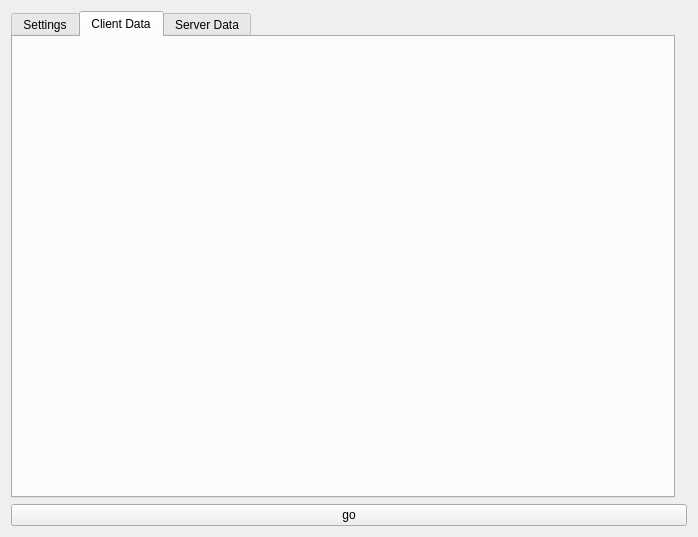
First picture: the form in mainwindow.ui, repository alexwh/alan, before the edit.
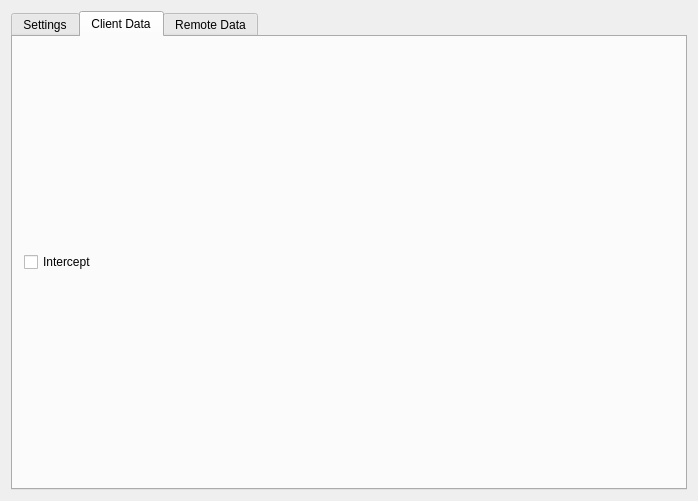
Second picture: the form after the edit. The open tabs and pages were chosen to show the change.

Commit message: add hexedit dataChanged signal listeners

What changed in the file:
```diff
--- a/mainwindow.ui
+++ b/mainwindow.ui
@@ -7,22 +7,15 @@
     <x>0</x>
     <y>0</y>
     <width>698</width>
-    <height>537</height>
+    <height>501</height>
    </rect>
   </property>
   <property name="windowTitle">
    <string>MainWindow</string>
   </property>
   <widget class="QWidget" name="centralWidget">
-   <layout class="QGridLayout" name="gridLayout">
-    <item row="4" column="0" colspan="3">
-     <widget class="QPushButton" name="go_button">
-      <property name="text">
-       <string>go</string>
-      </property>
-     </widget>
-    </item>
-    <item row="1" column="0">
+   <layout class="QGridLayout" name="central_layout">
+    <item row="1" column="0" rowspan="2">
      <widget class="QTabWidget" name="tabs">
       <property name="currentIndex">
        <number>0</number>
@@ -31,9 +24,9 @@
        <attribute name="title">
         <string>Settings</string>
        </attribute>
-       <layout class="QGridLayout" name="gridLayout_2">
-        <item row="2" column="0">
-         <widget class="QLabel" name="label_2">
+       <layout class="QGridLayout" name="settings_layout">
+        <item row="3" column="0" colspan="3">
+         <widget class="QPushButton" name="go_button">
           <property name="text">
            <string>Remote IP</string>
           </property>
@@ -116,10 +109,19 @@
        <attribute name="title">
         <string>Client Data</string>
        </attribute>
+       <layout class="QGridLayout" name="client_hexedit_layout">
+        <item row="0" column="0">
+         <widget class="QCheckBox" name="client_intercept_checkbox">
+          <property name="text">
+           <string>Intercept</string>
+          </property>
+         </widget>
+        </item>
+       </layout>
       </widget>
       <widget class="QWidget" name="remote_hexedit_tab">
        <attribute name="title">
-        <string>Server Data</string>
+        <string>Remote Data</string>
        </attribute>
       </widget>
      </widget>
```
Left out of the diff: 56 changed lines with no effect on the pictures. The commit also changes 2 other files.
